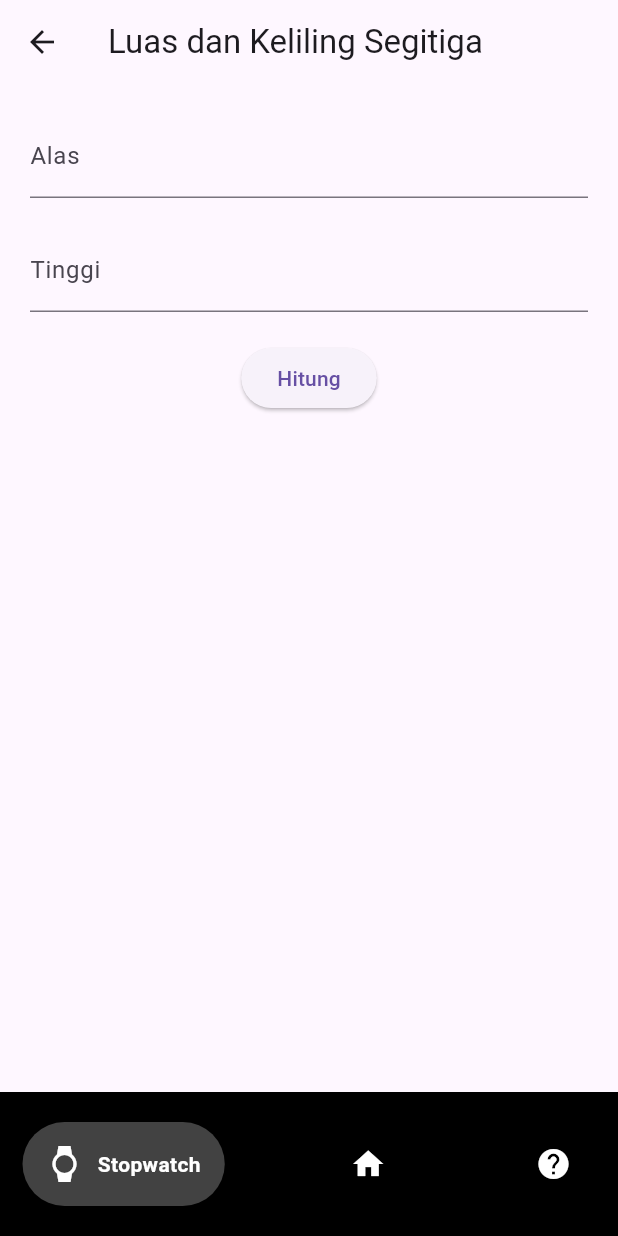
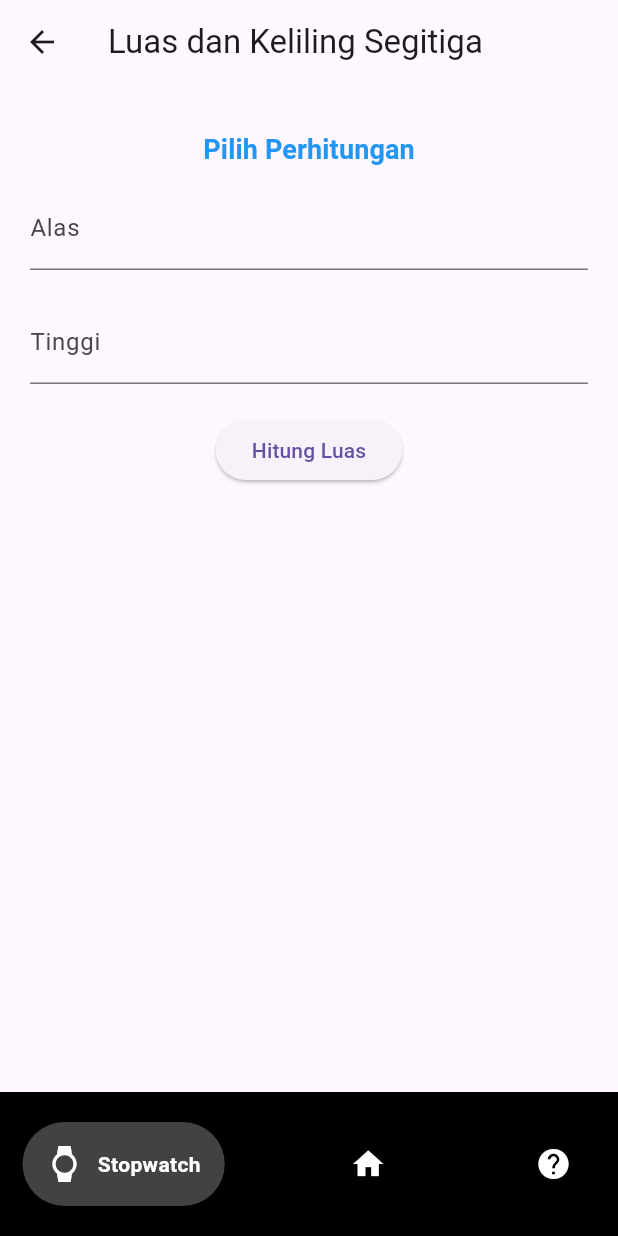
Before and after one commit to AryaRacing/tugas4tpm, a Flutter app: the LuasKelilingSegitigaPage screen opened directly, on a phone screen of 412 x 824 dp. Run offline on Flutter 3.47's test engine with Material 3 defaults, Android fonts, the phone set to English and light mode, and no system bars; drawn by our look-alikes of google_nav_bar; our stand-ins replace fluttertoast, shared_preferences; accounts and stored records are empty.

Commit message:
Tugas 4 TPM

```diff
--- a/lib/LuasKelilingSegitigaPage.dart
+++ b/lib/LuasKelilingSegitigaPage.dart
@@ -10,12 +10,18 @@ class LuasKelilingSegitigaPage extends StatefulWidget {
       _LuasKelilingSegitigaPageState();
 }
 
+enum CalculationType { Luas, Keliling }
+
 class _LuasKelilingSegitigaPageState extends State<LuasKelilingSegitigaPage> {
   final _formKey = GlobalKey<FormState>();
   final _alasController = TextEditingController();
   final _tinggiController = TextEditingController();
+  final _abController = TextEditingController();
+  final _bcController = TextEditingController();
+  final _caController = TextEditingController();
   double _luas = 0;
   double _keliling = 0;
+  CalculationType _calculationType = CalculationType.Luas;
 
   set currentIndex(int currentIndex) {}
 
@@ -23,6 +29,9 @@ class _LuasKelilingSegitigaPageState extends State<LuasKelilingSegitigaPage> {
   void dispose() {
     _alasController.dispose();
     _tinggiController.dispose();
+    _abController.dispose();
+    _bcController.dispose();
+    _caController.dispose();
     super.dispose();
   }
 
@@ -33,18 +42,44 @@ class _LuasKelilingSegitigaPageState extends State<LuasKelilingSegitigaPage> {
     return (alas * tinggi) / 2;
   }
 
-  double hitungKeliling(double alas, double tinggi) {
-    if (alas <= 0 || tinggi <= 0) {
+  double hitungKeliling(double ab, double bc, double ca) {
+    if (ab <= 0 || bc <= 0 || ca <= 0) {
       return 0;
     }
-    double hypotenuse = 0;
-    for (int i = 0; i < alas * alas + tinggi * tinggi; i++) {
-      hypotenuse += 0.1;
-      if (hypotenuse * hypotenuse >= alas * alas + tinggi * tinggi) {
-        break;
+    return ab + bc + ca;
   }
-    }
-    return alas + tinggi + hypotenuse;
+
+  void _showCalculationTypeDialog() {
+    showModalBottomSheet(
+        context: context,
+        builder: (BuildContext context) {
+          return Container(
+            child: Wrap(
+              children: <Widget>[
+                ListTile(
+                  leading: Icon(Icons.calculate),
+                  title: Text('Hitung Luas'),
+                  onTap: () {
+                    setState(() {
+                      _calculationType = CalculationType.Luas;
+                    });
+                    Navigator.pop(context);
+                  },
+                ),
+                ListTile(
+                  leading: Icon(Icons.calculate),
+                  title: Text('Hitung Keliling'),
+                  onTap: () {
+                    setState(() {
+                      _calculationType = CalculationType.Keliling;
+                    });
+                    Navigator.pop(context);
+                  },
+                ),
+              ],
+            ),
+          );
+        });
   }
 
   @override
@@ -60,6 +95,27 @@ class _LuasKelilingSegitigaPageState extends State<LuasKelilingSegitigaPage> {
             key: _formKey,
             child: Column(
               children: <Widget>[
+                Row(
+                  mainAxisAlignment: MainAxisAlignment.center,
+                  children: [
+                    TextButton(
+                      onPressed: () {
+                        _showCalculationTypeDialog();
+                      },
+                      child: Text(
+                        'Pilih Perhitungan',
+                        style: TextStyle(
+                          fontSize: 18,
+                          fontWeight: FontWeight.bold,
+                          color: Colors.blue,
+                        ),
+                      ),
+                    ),
+                  ],
+                ),
+                if (_calculationType == CalculationType.Luas)
+                  Column(
+                    children: [
                       TextFormField(
                         controller: _alasController,
                         decoration: InputDecoration(labelText: 'Alas'),
@@ -84,7 +140,8 @@ class _LuasKelilingSegitigaPageState extends State<LuasKelilingSegitigaPage> {
                           if (value == null || value.isEmpty) {
                             return 'Tinggi tidak boleh kosong';
                           }
-                    final double tinggi = double.tryParse(value) ?? 0.0;
+                          final double tinggi =
+                              double.tryParse(value) ?? 0.0;
                           if (tinggi <= 0) {
                             return 'Tinggi harus lebih besar dari 0';
                           }
@@ -95,25 +152,95 @@ class _LuasKelilingSegitigaPageState extends State<LuasKelilingSegitigaPage> {
                       ElevatedButton(
                         onPressed: () {
                           if (_formKey.currentState?.validate() ?? false) {
-                      final double alas = double.parse(_alasController.text);
+                            final double alas =
+                                double.parse(_alasController.text);
                             final double tinggi =
                                 double.parse(_tinggiController.text);
 
                             setState(() {
                               _luas = hitungLuas(alas, tinggi);
-                        _keliling = hitungKeliling(alas, tinggi);
                             });
                           }
                         },
-                  child: Text('Hitung'),
+                        child: Text('Hitung Luas'),
+                      ),
+                    ],
+                  ),
+                if (_calculationType == CalculationType.Keliling)
+                  Column(
+                    children: [
+                      TextFormField(
+                        controller: _abController,
+                        decoration: InputDecoration(labelText: 'Sisi AB'),
+                        keyboardType: TextInputType.number,
+                        validator: (value) {
+                          if (value == null || value.isEmpty) {
+                            return 'Sisi AB tidak boleh kosong';
+                          }
+                          final double ab = double.tryParse(value) ?? 0.0;
+                          if (ab <= 0) {
+                            return 'Sisi AB harus lebih besar dari 0';
+                          }
+                          return null;
+                        },
+                      ),
+                      SizedBox(height: 20),
+                      TextFormField(
+                        controller: _bcController,
+                        decoration: InputDecoration(labelText: 'Sisi BC'),
+                        keyboardType: TextInputType.number,
+                        validator: (value) {
+                          if (value == null || value.isEmpty) {
+                            return 'Sisi BC tidak boleh kosong';
+                          }
+                          final double bc = double.tryParse(value) ?? 0.0;
+                          if (bc <= 0) {
+                            return 'Sisi BC harus lebih besar dari 0';
+                          }
+                          return null;
+                        },
+                      ),
+                      SizedBox(height: 20),
+                      TextFormField(
+                        controller: _caController,
+                        decoration: InputDecoration(labelText: 'Sisi CA'),
+                        keyboardType: TextInputType.number,
+                        validator: (value) {
+                          if (value == null || value.isEmpty) {
+                            return 'Sisi CA tidak boleh kosong';
+                          }
+                          final double ca = double.tryParse(value) ?? 0.0;
+                          if (ca <= 0) {
+                            return 'Sisi CA harus lebih besar dari 0';
+                          }
+                          return null;
+                        },
+                      ),
+                      SizedBox(height: 20),
+                      ElevatedButton(
+                        onPressed: () {
+                          if (_formKey.currentState?.validate() ?? false) {
+                            final double ab =
+                                double.parse(_abController.text);
+                            final double bc =
+                                double.parse(_bcController.text);
+                            final double ca =
+                                double.parse(_caController.text);
+
+                            setState(() {
+                              _keliling = hitungKeliling(ab, bc, ca);
+                            });
+                          }
+                        },
+                        child: Text('Hitung Keliling'),
+                      ),
+                    ],
                   ),
                 SizedBox(height: 20),
                 Text(
-                  _luas > 0 ? 'Luas: $_luas' : '',
-                  style: TextStyle(fontSize: 16),
-                ),
-                Text(
-                  _keliling > 0 ? 'Keliling: $_keliling' : '',
+                  _calculationType == CalculationType.Luas
+                      ? _luas > 0 ? 'Luas: $_luas' : ''
+                      : _keliling > 0 ? 'Keliling: $_keliling' : '',
                   style: TextStyle(fontSize: 16),
                 ),
               ],
```
Lines whose indentation alone changed are shown as unchanged.
